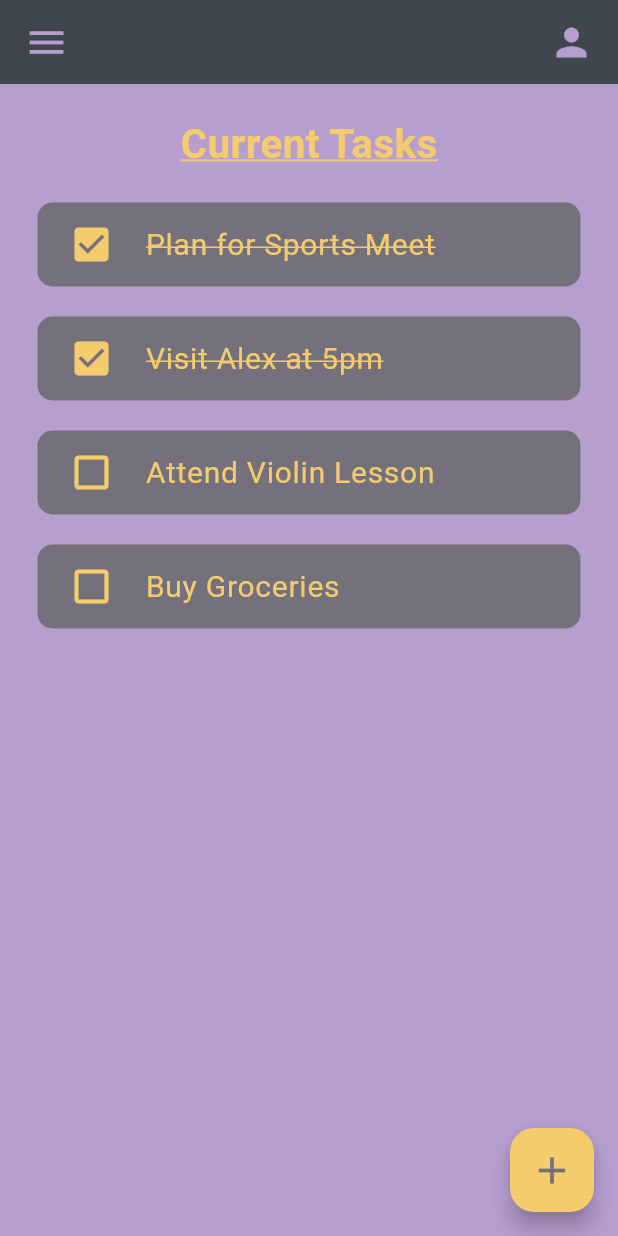
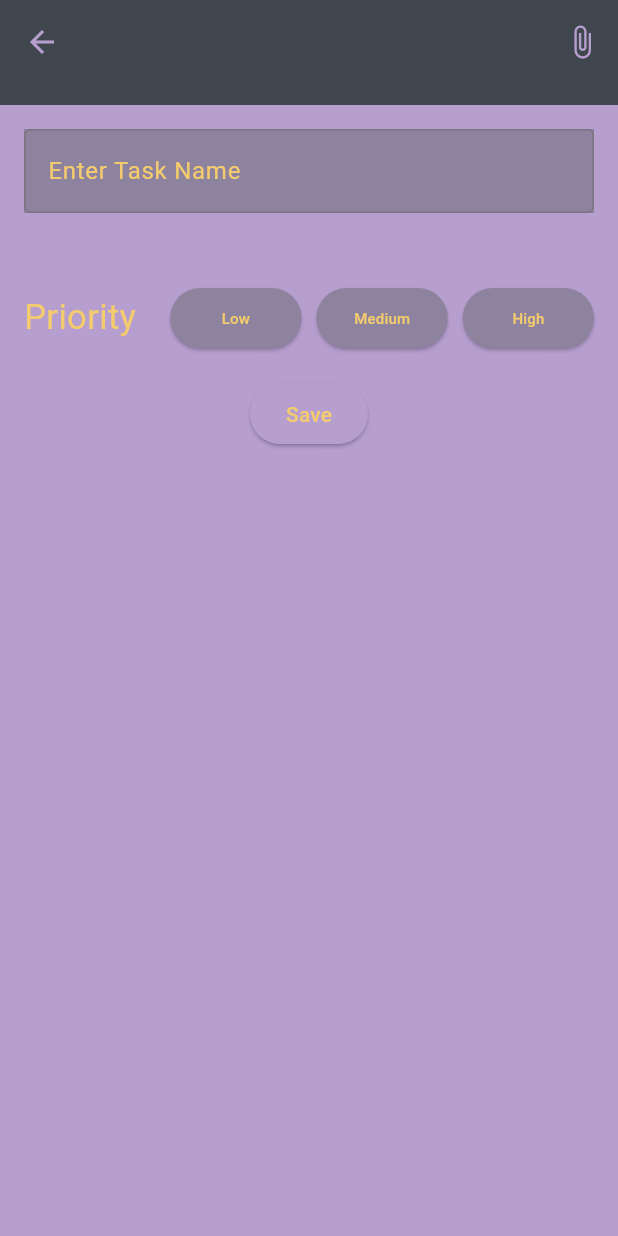
Before and after one commit to lisshat/dodo_app, a Flutter app: the screen it shows after launch, after a tap on the "add" icon, on a phone screen of 412 x 824 dp. Run offline on Flutter 3.47's test engine with Material 3 defaults, Android fonts, the light colour scheme and no system bars; Roboto replaces fonts that are missing (Manjariregular).

Commit message:
redesign of task creation page

```diff
--- a/lib/main.dart
+++ b/lib/main.dart
@@ -1,4 +1,3 @@
-import 'pages/colors.dart';
 import 'pages/home.dart';
 import 'package:flutter/material.dart';
 
@@ -6,7 +5,7 @@ void main() {
   runApp(const MyApp());
 }
 
-class MyApp extends StatelessWidget { //this widget doesnt have state its not going to change with our interaction in the program
+class MyApp extends StatelessWidget {
   const MyApp({super.key});
 
   // This widget is the root of your application.
--- a/lib/pages/home.dart
+++ b/lib/pages/home.dart
@@ -1,6 +1,8 @@
+import 'package:dodo_app/pages/taskcreation.dart';
+
 import 'todo_item.dart';
 import 'package:flutter/material.dart';
-import 'colors.dart';
+import '../theme/colors.dart';
 import 'todo.dart' as Todo;
 
 class HomeScreen extends StatelessWidget {
@@ -15,8 +17,11 @@ final todosList = Todo.Todo.todoList();
       appBar: _buildAppBar(),
       floatingActionButton: FloatingActionButton(
         onPressed: () {
-          createNewTask();
-          print('Add new task');
+          Navigator.push(
+            context,
+            MaterialPageRoute(builder: (context) => TaskCreation()),
+           );
+
         },
         child: const Icon(
           Icons.add,
@@ -58,6 +63,7 @@ final todosList = Todo.Todo.todoList();
           Icons.menu,
           color: ddlightpurple,
           size: 30,
+
         ),
         Icon(
           Icons.person,
@@ -80,7 +86,7 @@ class _currentTasks extends StatelessWidget {
 
   @override
   Widget build(BuildContext context) {
-    return Text(
+    return const Text(
       'Current Tasks',
       style: TextStyle(
         color: ddlightyellow,
--- /dev/null
+++ b/lib/pages/taskcreation.dart
@@ -0,0 +1,166 @@
+import 'package:dodo_app/theme/colors.dart';
+import 'package:flutter/material.dart';
+
+class TaskCreation extends StatelessWidget {
+  @override
+  Widget build(BuildContext context) {
+    return Scaffold(
+      backgroundColor: ddlightpurple,
+      body: CustomScrollView(
+        slivers: [
+          SliverAppBar(
+            pinned: true,
+            expandedHeight: 70.0,
+            flexibleSpace: FlexibleSpaceBar(
+              background: Container(
+                color: dddarkerrrpurple,
+              ),
+            ),
+            leading: IconTheme(
+              data: const IconThemeData(
+                  color: ddlightpurple), // Set the desired color here
+              child: IconButton(
+                icon: const Icon(Icons
+                    .arrow_back), // Add your desired leading icon (back arrow)
+                onPressed: () {
+                  // Add your onPressed logic here
+                  Navigator.pop(context);
+                },
+              ),
+            ),
+            actions: [
+              IconTheme(
+                data: const IconThemeData(
+                    color: ddlightpurple), // Set the desired color here
+                child: IconButton(
+                  icon: const Icon(Icons.attach_file_sharp), // Add your desired trailing icon
+                  onPressed: () {
+                    // Add your onPressed logic here
+                    print('Attachment icon pressed');
+                  },
+                ),
+              ),
+            ],
+          ),
+          SliverToBoxAdapter(
+            child: Padding(
+              padding: const EdgeInsets.all(16.0),
+              child: Column(
+                children: [
+                  Container(
+                    color: ddsomesortofpurple,
+                    child: const TextField(
+                      decoration: InputDecoration(
+                        border: OutlineInputBorder(),
+                        labelText: 'Enter Task Name',
+                        labelStyle: TextStyle(color: ddlightyellow),
+                      ),
+                    ),
+                  ),
+                  SizedBox(height: 46),
+                Row(
+                    children: [
+                      Expanded(
+                        child: const Text(
+                          "Priority",
+                          style: TextStyle(
+                            color: ddlightyellow,
+                            fontSize: 23,
+                          ),
+                        ),
+                      ),
+                      SizedBox(width: 10), // Add spacing between buttons
+                      Expanded(
+                        child: ElevatedButton(
+                          style: ButtonStyle(
+                            backgroundColor: MaterialStateProperty.all(ddsomesortofpurple),
+                          ),
+                          onPressed: () {
+                            // Handle priority selection logic here
+                            print('Priority Selected');
+                          },
+                          child: Text(
+                            'Low',
+                            style: TextStyle(
+                            color: ddlightyellow,
+                              fontSize: 10,
+                              ),
+
+                          ), // Adjust the text as needed
+                        ),
+                      ),
+                      SizedBox(width: 10), // Add spacing between buttons
+                      Expanded(
+                        child: ElevatedButton(
+                          style: ButtonStyle(
+                            backgroundColor:
+                                MaterialStateProperty.all(ddsomesortofpurple),
+                          ),
+                          onPressed: () {
+                            // Handle priority selection logic here
+                            print('Priority Selected');
+                          },
+                          child: Text(
+                            'Medium',
+                            style: TextStyle(
+                            color: ddlightyellow,
+                            fontSize: 10,
+
+                            ), // Adjust the text as needed
+                            ),
+
+                            ), // Adjust the text as needed
+                        ),
+
+                      SizedBox(width: 10), // Add spacing between buttons
+                      Expanded(
+                        child: ElevatedButton(
+                          style: ButtonStyle(
+                            backgroundColor:
+                                MaterialStateProperty.all(ddsomesortofpurple),
+                          ),
+                          onPressed: () {
+                            // Handle priority selection logic here
+                            print('Priority Selected');
+                          },
+                          child: Text(
+                            'High',
+                            style: TextStyle(
+                            color: ddlightyellow,
+                            fontSize: 10,
+
+                            ),
+                          ), // Adjust the text as needed
+                        ),
+                      ),
+                    ],
+                  ),
+
+
+                  SizedBox(height: 16),
+
+
+                  ElevatedButton(
+                    style: ButtonStyle(
+                      backgroundColor: MaterialStateProperty.all(ddlightpurple),
+                    ),
+                    onPressed: () {
+                      // Handle task creation logic here
+                      print('Task Created');
+                    },
+                    child: Text(
+                      'Save',
+                      style: TextStyle(
+                        color: ddlightyellow,
+                      ),
+                    ),
+                  ),
+                ],
+              ),
+            ),
+          ),
+        ],
+      ),
+    );
+  }
+}
--- a/lib/pages/todo_item.dart
+++ b/lib/pages/todo_item.dart
@@ -1,4 +1,4 @@
-import 'colors.dart';
+import '../theme/colors.dart';
 import 'todo.dart';
 import 'package:flutter/material.dart';
 
--- a/lib/pages/colors.dart
+++ b/lib/theme/colors.dart
@@ -10,4 +10,6 @@ const Color ddmuddypurple = Color(0xff74717d);
 
 const Color ddlightpurple = Color(0xffb69ecf);
 
+const Color ddsomesortofpurple = Color(0xff8E839E);
+
 const Color dddarkerrrpurple = Color(0xff40464D);
```
